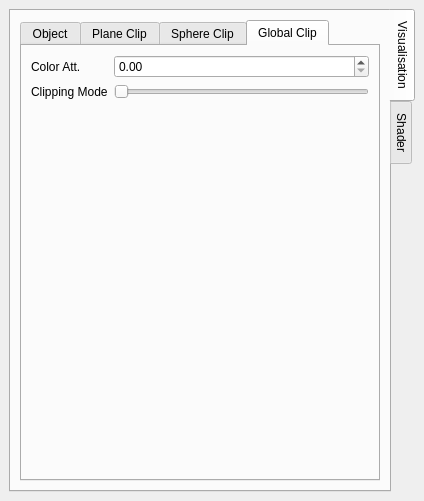
This is Apps/Examples/clipping.ui in cgogn/CGoGN as Qt 5 draws it before an edit. The edited form follows.
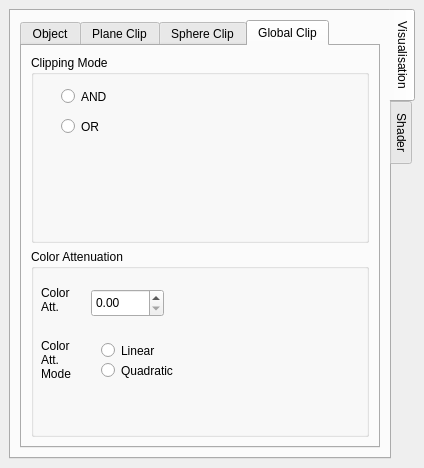
This is the edited form. The open tabs and pages were chosen to show the change.

Commit message: Amélioration du système d'attenuation des couleurs en mode de clipping OR. Rajout de modes d'attenuation : linéaire ou quadratique. Implémentation dans l'interface Qt de l'appli clipping.

Patch:
```diff
--- a/Apps/Examples/clipping.ui
+++ b/Apps/Examples/clipping.ui
@@ -7,7 +7,7 @@
     <x>0</x>
     <y>0</y>
     <width>424</width>
-    <height>501</height>
+    <height>468</height>
    </rect>
   </property>
   <property name="allowedAreas">
@@ -31,7 +31,7 @@
         <string>Visualisation</string>
        </attribute>
        <layout class="QGridLayout" name="gridLayout_6">
-        <item row="0" column="0">
+        <item row="0" column="1">
          <widget class="QTabWidget" name="tabWidget_3">
           <property name="currentIndex">
            <number>0</number>
@@ -386,11 +386,54 @@
            <attribute name="title">
             <string>Global Clip</string>
            </attribute>
-           <layout class="QHBoxLayout" name="horizontalLayout_6">
+           <layout class="QVBoxLayout" name="verticalLayout_6">
             <item>
-             <layout class="QGridLayout" name="gridLayout_15">
-              <item row="0" column="0">
+             <widget class="QGroupBox" name="groupBox_ClippingMode">
+              <property name="title">
+               <string>Clipping Mode</string>
+              </property>
+              <widget class="QRadioButton" name="radioButton_ClippingModeAnd">
+               <property name="geometry">
+                <rect>
+                 <x>30</x>
+                 <y>30</y>
+                 <width>117</width>
+                 <height>23</height>
+                </rect>
+               </property>
+               <property name="text">
+                <string>AND</string>
+               </property>
+              </widget>
+              <widget class="QRadioButton" name="radioButton_ClippingModeOr">
+               <property name="geometry">
+                <rect>
+                 <x>30</x>
+                 <y>60</y>
+                 <width>117</width>
+                 <height>23</height>
+                </rect>
+               </property>
+               <property name="text">
+                <string>OR</string>
+               </property>
+              </widget>
+             </widget>
+            </item>
+            <item>
+             <widget class="QGroupBox" name="groupBox_ColorAttenuation">
+              <property name="title">
+               <string>Color Attenuation</string>
+              </property>
                <widget class="QLabel" name="label_ColorAttenuationFactor">
+               <property name="geometry">
+                <rect>
+                 <x>10</x>
+                 <y>30</y>
+                 <width>38</width>
+                 <height>41</height>
+                </rect>
+               </property>
                 <property name="text">
                  <string>Color Att.</string>
                 </property>
@@ -398,45 +441,62 @@
                  <bool>true</bool>
                 </property>
                </widget>
-              </item>
-              <item row="0" column="1">
                <widget class="QDoubleSpinBox" name="doubleSpinBox_ColorAttenuationFactor">
+               <property name="geometry">
+                <rect>
+                 <x>60</x>
+                 <y>40</y>
+                 <width>73</width>
+                 <height>28</height>
+                </rect>
+               </property>
                 <property name="singleStep">
                  <double>1.000000000000000</double>
                 </property>
                </widget>
-              </item>
-              <item row="1" column="0">
-               <widget class="QLabel" name="label_ClippingMode">
+              <widget class="QLabel" name="label_ColorAttenuationMode">
+               <property name="geometry">
+                <rect>
+                 <x>10</x>
+                 <y>80</y>
+                 <width>41</width>
+                 <height>61</height>
+                </rect>
+               </property>
                 <property name="text">
-                 <string>Clipping Mode</string>
-                </property>
-               </widget>
-              </item>
-              <item row="1" column="1">
-               <widget class="QSlider" name="horizontalSlider_ClippingMode">
-                <property name="maximum">
-                 <number>1</number>
-                </property>
-                <property name="orientation">
-                 <enum>Qt::Horizontal</enum>
-                </property>
-               </widget>
-              </item>
-              <item row="2" column="1">
-               <spacer name="verticalSpacer_2">
-                <property name="orientation">
-                 <enum>Qt::Vertical</enum>
-                </property>
-                <property name="sizeHint" stdset="0">
-                 <size>
-                  <width>20</width>
-                  <height>40</height>
-                 </size>
-                </property>
-               </spacer>
-              </item>
-             </layout>
+                <string>Color Att. Mode</string>
+               </property>
+               <property name="wordWrap">
+                <bool>true</bool>
+               </property>
+              </widget>
+              <widget class="QRadioButton" name="radioButton_ColorAttenuationModeLinear">
+               <property name="geometry">
+                <rect>
+                 <x>70</x>
+                 <y>90</y>
+                 <width>117</width>
+                 <height>23</height>
+                </rect>
+               </property>
+               <property name="text">
+                <string>Linear</string>
+               </property>
+              </widget>
+              <widget class="QRadioButton" name="radioButton_ColorAttenuationModeQuadratic">
+               <property name="geometry">
+                <rect>
+                 <x>70</x>
+                 <y>110</y>
+                 <width>117</width>
+                 <height>23</height>
+                </rect>
+               </property>
+               <property name="text">
+                <string>Quadratic</string>
+               </property>
+              </widget>
+             </widget>
             </item>
            </layout>
           </widget>
```
Lines whose indentation alone changed are shown as unchanged. The commit also changes 4 other files.
